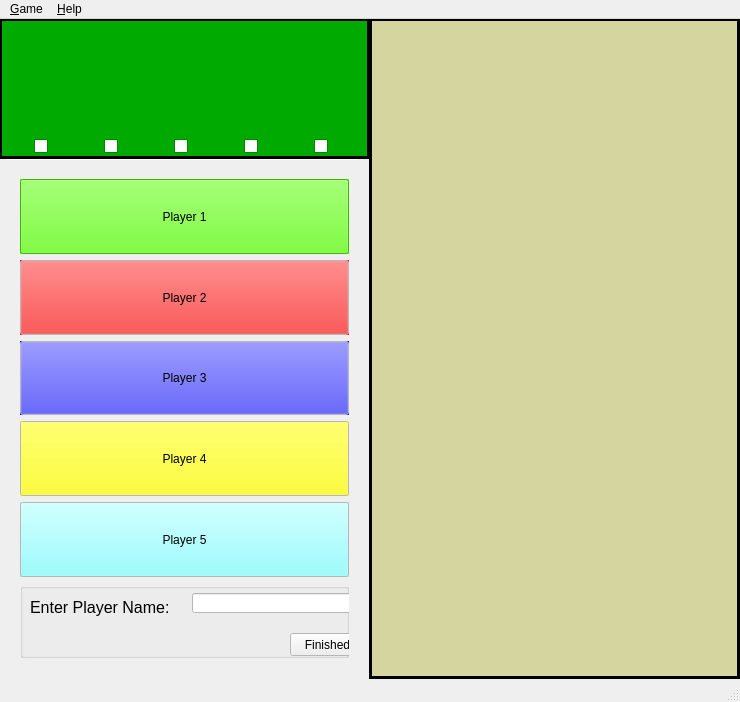
First picture: the form in FinalProject/Yahtzee/gamewindow.ui, repository kiloecho78/CS4865, before the edit.
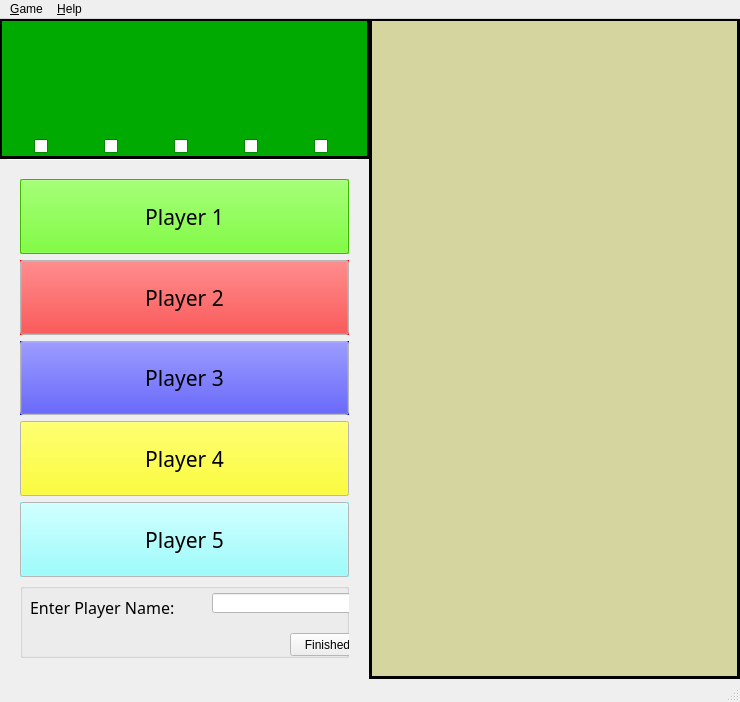
Second picture: the form after the edit. Icons and pictures are not drawn.

Diff of the .ui file:
```diff
--- a/FinalProject/Yahtzee/gamewindow.ui
+++ b/FinalProject/Yahtzee/gamewindow.ui
@@ -785,12 +785,28 @@
          </disabled>
         </palette>
        </property>
+       <property name="font">
+        <font>
+         <family>Copperplate Gothic Light</family>
+         <pointsize>16</pointsize>
+         <underline>false</underline>
+        </font>
+       </property>
        <property name="autoFillBackground">
         <bool>true</bool>
        </property>
        <property name="text">
         <string>Player 1</string>
        </property>
+       <property name="iconSize">
+        <size>
+         <width>16</width>
+         <height>16</height>
+        </size>
+       </property>
+       <property name="flat">
+        <bool>false</bool>
+       </property>
       </widget>
      </item>
      <item>
@@ -838,12 +854,21 @@
          </disabled>
         </palette>
        </property>
+       <property name="font">
+        <font>
+         <family>Copperplate Gothic Light</family>
+         <pointsize>16</pointsize>
+        </font>
+       </property>
        <property name="autoFillBackground">
         <bool>true</bool>
        </property>
        <property name="text">
         <string>Player 2</string>
        </property>
+       <property name="flat">
+        <bool>false</bool>
+       </property>
       </widget>
      </item>
      <item>
@@ -891,12 +916,21 @@
          </disabled>
         </palette>
        </property>
+       <property name="font">
+        <font>
+         <family>Copperplate Gothic Light</family>
+         <pointsize>16</pointsize>
+        </font>
+       </property>
        <property name="autoFillBackground">
         <bool>true</bool>
        </property>
        <property name="text">
         <string>Player 3</string>
        </property>
+       <property name="flat">
+        <bool>false</bool>
+       </property>
       </widget>
      </item>
      <item>
@@ -944,6 +978,12 @@
          </disabled>
         </palette>
        </property>
+       <property name="font">
+        <font>
+         <family>Copperplate Gothic Light</family>
+         <pointsize>16</pointsize>
+        </font>
+       </property>
        <property name="autoFillBackground">
         <bool>true</bool>
        </property>
@@ -997,6 +1037,12 @@
          </disabled>
         </palette>
        </property>
+       <property name="font">
+        <font>
+         <family>Copperplate Gothic Light</family>
+         <pointsize>16</pointsize>
+        </font>
+       </property>
        <property name="autoFillBackground">
         <bool>true</bool>
        </property>
@@ -1028,10 +1074,15 @@
          <rect>
           <x>10</x>
           <y>10</y>
-          <width>141</width>
+          <width>171</width>
           <height>30</height>
          </rect>
         </property>
+        <property name="font">
+         <font>
+          <family>Copperplate Gothic Light</family>
+         </font>
+        </property>
         <property name="text">
          <string>&lt;html&gt;&lt;head/&gt;&lt;body&gt;&lt;p&gt;&lt;span style=&quot; font-size:12pt;&quot;&gt;Enter Player Name:&lt;/span&gt;&lt;/p&gt;&lt;/body&gt;&lt;/html&gt;</string>
         </property>
@@ -1039,9 +1090,9 @@
        <widget class="QLineEdit" name="usernameBox">
         <property name="geometry">
          <rect>
-          <x>172</x>
+          <x>192</x>
           <y>10</y>
-          <width>171</width>
+          <width>151</width>
           <height>20</height>
          </rect>
         </property>
```
Left out of the diff: 14 changed lines with no effect on the pictures.
